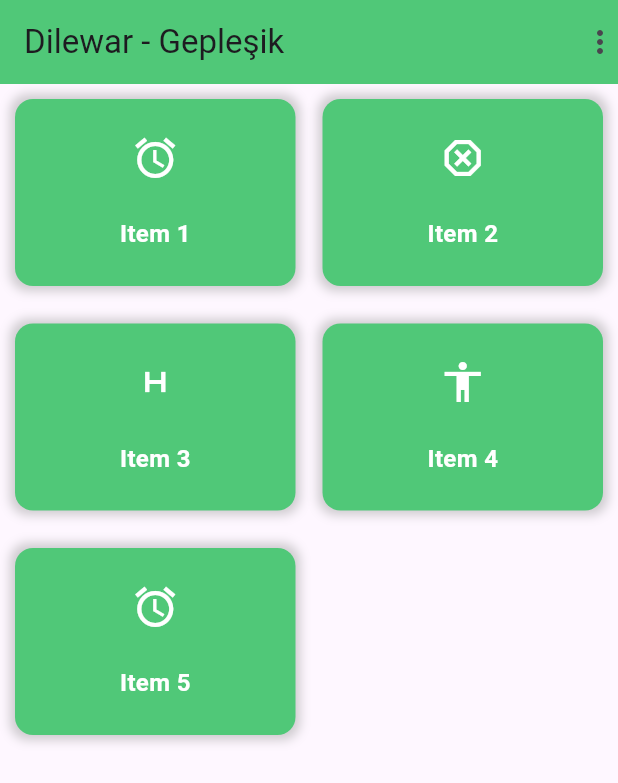
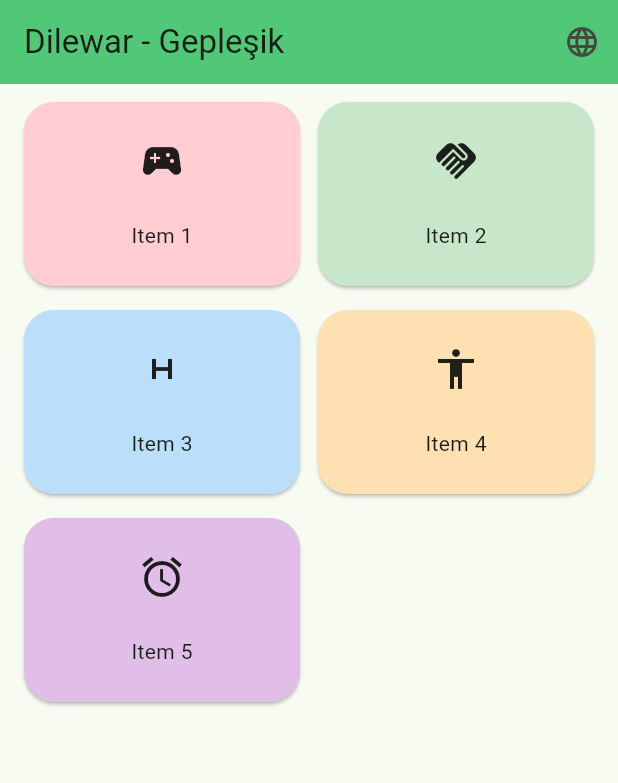
Before and after one commit to orazgulcayew/dilewar-gepleshik, a Flutter app: the screen it shows after launch, on a phone screen of 412 x 824 dp. Shown: the top 783 px of the screen. Run offline on Flutter 3.47's test engine with Material 2 defaults, Android fonts, the phone set to English and light mode, and no system bars.

Commit message:
ui fixes

```diff
--- a/lib/data.dart
+++ b/lib/data.dart
@@ -3,11 +3,11 @@ import 'package:flutter/material.dart';
 final List<Map<String, dynamic>> itemList = [
   {
     "title": "Item 1",
-    'icon': Icons.access_alarm_outlined,
+    'icon': Icons.sports_esports,
   },
   {
     "title": "Item 2",
-    'icon': Icons.dangerous_outlined,
+    'icon': Icons.handshake,
   },
   {
     "title": "Item 3",
--- a/lib/main.dart
+++ b/lib/main.dart
@@ -1,3 +1,4 @@
+import 'package:dilewar/config/app_strings.dart';
 import 'package:dilewar/screen/home_view.dart';
 import 'package:flutter/material.dart';
 
@@ -12,9 +13,10 @@ class MyApp extends StatelessWidget {
   @override
   Widget build(BuildContext context) {
     return MaterialApp(
-        title: 'Flutter Demo',
+        title: AppStrings.appName,
+        debugShowCheckedModeBanner: false,
         theme: ThemeData(
-          colorScheme: ColorScheme.fromSeed(seedColor: Colors.deepPurple),
+          colorSchemeSeed: Colors.green,
           useMaterial3: true,
         ),
         home: const HomeView());
--- a/lib/screen/home_view.dart
+++ b/lib/screen/home_view.dart
@@ -12,32 +12,35 @@ class HomeView extends StatelessWidget {
     return Scaffold(
         appBar: AppBar(
           title: const Text(AppStrings.appName),
-          actions: const [Icon(Icons.more_vert_rounded)],
+          actions: [
+            IconButton(
+                onPressed: () {}, icon: const Icon(Icons.language_rounded)),
+          ],
           backgroundColor: AppColors.primary,
         ),
-        body: Padding(
-          padding: const EdgeInsets.all(10),
-          child: Column(
+        body: Column(
           children: [
             Expanded(
                 child: GridView.builder(
               itemCount: itemList.length,
+              padding: const EdgeInsets.symmetric(horizontal: 16, vertical: 12),
               gridDelegate: const SliverGridDelegateWithFixedCrossAxisCount(
                 crossAxisCount: 2,
-                  mainAxisSpacing: 25.0,
+                mainAxisSpacing: 16,
                 childAspectRatio: 1.5,
-                  crossAxisSpacing: 18.0,
+                crossAxisSpacing: 12,
               ),
               itemBuilder: (BuildContext context, int index) {
                 final item = itemList[index];
-                  return CardView(
+                return CategoryCard(
                   title: item['title'],
                   icon: item['icon'],
+                  onTap: () {},
+                  color: AppColors.categoryColors[index] ?? Colors.black,
                 );
               },
             )),
           ],
-          ),
         ));
   }
 }
--- a/lib/styles/app_colors.dart
+++ b/lib/styles/app_colors.dart
@@ -10,4 +10,12 @@ class AppColors {
   static const black = Color(0xff000000);
   static const white = Color(0xffffffff);
   // static final fieldColor = const Color(0xFFD9D9D9).withOpacity(0.6);
+
+  static List<Color?> categoryColors = [
+    Colors.red[100],
+    Colors.green[100],
+    Colors.blue[100],
+    Colors.orange[100],
+    Colors.purple[100],
+  ];
 }
--- a/lib/widgets/card.dart
+++ b/lib/widgets/card.dart
@@ -1,36 +1,36 @@
-import 'package:dilewar/styles/app_colors.dart';
-import 'package:dilewar/styles/app_texts.dart';
 import 'package:flutter/material.dart';
 
-class CardView extends StatelessWidget {
+class CategoryCard extends StatelessWidget {
   final String title;
   final IconData icon;
-  const CardView({super.key, required this.title, required this.icon});
+  final Color color;
+  final Function() onTap;
+  const CategoryCard(
+      {super.key,
+      required this.title,
+      required this.icon,
+      required this.color,
+      required this.onTap});
 
   @override
   Widget build(BuildContext context) {
-    return Container(
-      decoration: BoxDecoration(
-          color: AppColors.primary,
-          boxShadow: [
-            BoxShadow(
-              color: Colors.grey.withOpacity(0.5), // Shadow color
-              spreadRadius: 3, // How far the shadow spreads
-              blurRadius: 5, // How blurry the shadow is
-              offset: const Offset(0, 0), // Offset of the shadow
-            ),
-          ],
-          borderRadius: const BorderRadius.all(Radius.circular(12))),
+    return Material(
+      color: color,
+      borderRadius: BorderRadius.circular(20),
+      elevation: 1,
+      child: InkWell(
+        borderRadius: BorderRadius.circular(20),
+        onTap: onTap,
         child: Column(
           mainAxisAlignment: MainAxisAlignment.spaceEvenly,
           children: [
             Icon(
               icon,
               size: 32,
-            color: AppColors.white,
             ),
-          Text(title, style: AppText.subtitle1),
+            Text(title),
           ],
+        ),
       ),
     );
   }
--- a/pubspec.yaml
+++ b/pubspec.yaml
@@ -19,7 +19,7 @@ publish_to: 'none' # Remove this line if you wish to publish to pub.dev
 version: 1.0.0+1
 
 environment:
-  sdk: '>=3.0.5 <4.0.0'
+  sdk: '>=2.19.4 <4.0.0'
 
 # Dependencies specify other packages that your package needs in order to work.
 # To automatically upgrade your package dependencies to the latest versions
```
Also changed, not shown: pubspec.lock. Lines whose indentation alone changed are shown as unchanged.
